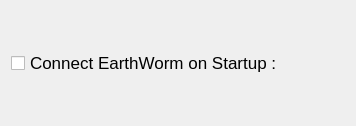
Above: EMV/Dialogs/settings.ui from reon/EMV-4 before the change. Below: the same form after it.
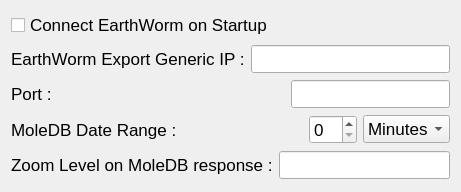
That is the form after the change.

Diff of the .ui file:
```diff
--- a/EMV/Dialogs/settings.ui
+++ b/EMV/Dialogs/settings.ui
@@ -6,8 +6,8 @@
    <rect>
     <x>0</x>
     <y>0</y>
-    <width>356</width>
-    <height>126</height>
+    <width>461</width>
+    <height>192</height>
    </rect>
   </property>
   <property name="font">
@@ -20,11 +20,146 @@
   </property>
   <layout class="QVBoxLayout" name="verticalLayout">
    <item>
-    <widget class="QCheckBox" name="EW_Startup_Connect">
-     <property name="text">
-      <string>Connect EarthWorm on Startup : </string>
-     </property>
-    </widget>
+    <layout class="QHBoxLayout" name="horizontalLayout_5">
+     <item>
+      <widget class="QCheckBox" name="EW_Startup_Connect">
+       <property name="text">
+        <string>Connect EarthWorm on Startup</string>
+       </property>
+      </widget>
+     </item>
+     <item>
+      <spacer name="horizontalSpacer_3">
+       <property name="orientation">
+        <enum>Qt::Horizontal</enum>
+       </property>
+       <property name="sizeHint" stdset="0">
+        <size>
+         <width>40</width>
+         <height>20</height>
+        </size>
+       </property>
+      </spacer>
+     </item>
+    </layout>
+   </item>
+   <item>
+    <layout class="QHBoxLayout" name="horizontalLayout">
+     <item>
+      <widget class="QLabel" name="label">
+       <property name="text">
+        <string>EarthWorm Export Generic IP :</string>
+       </property>
+      </widget>
+     </item>
+     <item>
+      <widget class="QLineEdit" name="EarthWormIP"/>
+     </item>
+    </layout>
+   </item>
+   <item>
+    <layout class="QHBoxLayout" name="horizontalLayout_2">
+     <item>
+      <widget class="QLabel" name="label_2">
+       <property name="text">
+        <string>Port : </string>
+       </property>
+      </widget>
+     </item>
+     <item>
+      <spacer name="horizontalSpacer">
+       <property name="orientation">
+        <enum>Qt::Horizontal</enum>
+       </property>
+       <property name="sizeHint" stdset="0">
+        <size>
+         <width>40</width>
+         <height>20</height>
+        </size>
+       </property>
+      </spacer>
+     </item>
+     <item>
+      <widget class="QLineEdit" name="EarthWormPort">
+       <property name="sizePolicy">
+        <sizepolicy hsizetype="Minimum" vsizetype="Fixed">
+         <horstretch>0</horstretch>
+         <verstretch>0</verstretch>
+        </sizepolicy>
+       </property>
+      </widget>
+     </item>
+    </layout>
+   </item>
+   <item>
+    <layout class="QHBoxLayout" name="horizontalLayout_3">
+     <item>
+      <widget class="QLabel" name="label_3">
+       <property name="text">
+        <string>MoleDB Date Range :</string>
+       </property>
+      </widget>
+     </item>
+     <item>
+      <spacer name="horizontalSpacer_2">
+       <property name="orientation">
+        <enum>Qt::Horizontal</enum>
+       </property>
+       <property name="sizeHint" stdset="0">
+        <size>
+         <width>40</width>
+         <height>20</height>
+        </size>
+       </property>
+      </spacer>
+     </item>
+     <item>
+      <widget class="QSpinBox" name="TimeAmountSelect">
+       <property name="minimum">
+        <number>0</number>
+       </property>
+       <property name="maximum">
+        <number>99</number>
+       </property>
+       <property name="value">
+        <number>0</number>
+       </property>
+      </widget>
+     </item>
+     <item>
+      <widget class="QComboBox" name="TimeUnitSelect">
+       <item>
+        <property name="text">
+         <string>Minutes</string>
+        </property>
+       </item>
+       <item>
+        <property name="text">
+         <string>Hour</string>
+        </property>
+       </item>
+       <item>
+        <property name="text">
+         <string>Days</string>
+        </property>
+       </item>
+      </widget>
+     </item>
+    </layout>
+   </item>
+   <item>
+    <layout class="QHBoxLayout" name="horizontalLayout_4">
+     <item>
+      <widget class="QLabel" name="label_4">
+       <property name="text">
+        <string>Zoom Level on MoleDB response :</string>
+       </property>
+      </widget>
+     </item>
+     <item>
+      <widget class="QLineEdit" name="ZoomLevel"/>
+     </item>
+    </layout>
    </item>
   </layout>
  </widget>
```
